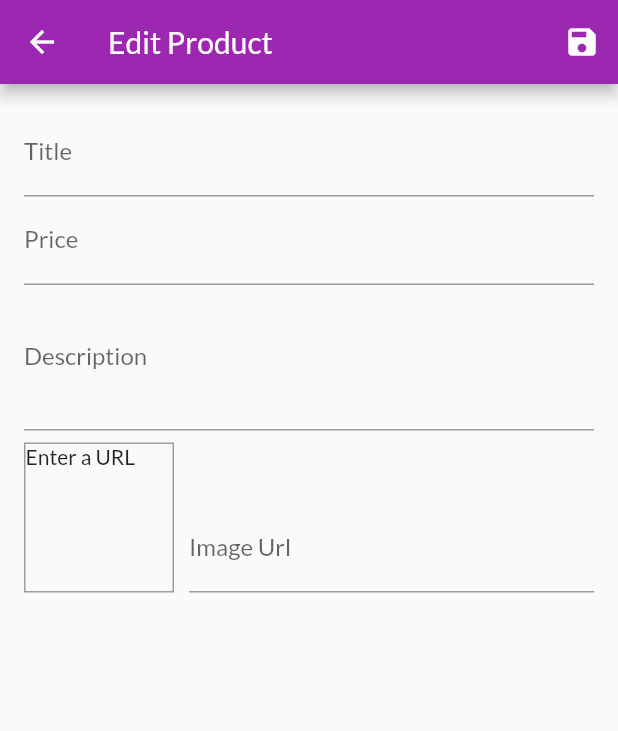
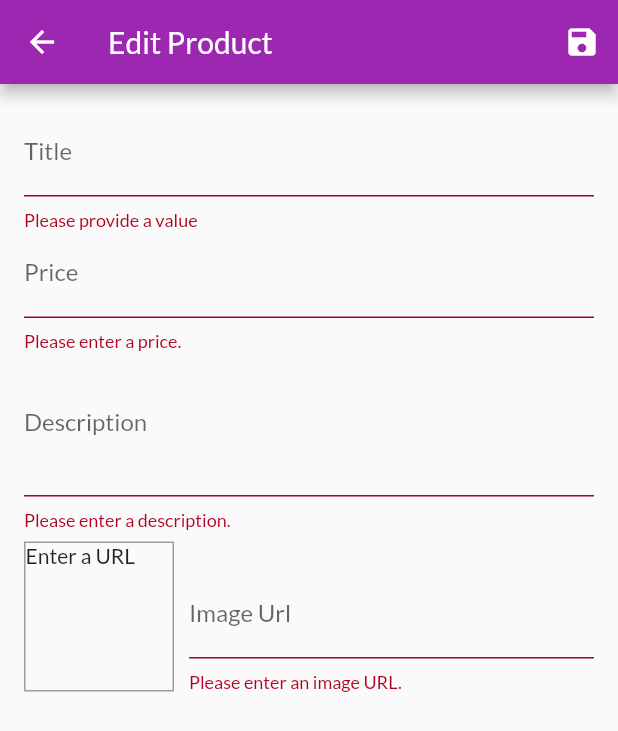
Before and after one commit to KishoreSohanda/ShopMart_app, a Flutter app: the EditProductScreen screen opened by its route, after a tap on the "save" icon, on a phone screen of 412 x 824 dp. Shown: the top 731 px of the screen. Run offline on Flutter 3.47's test engine with Material 2 defaults, Android fonts, the phone set to English and light mode, and no system bars; network calls fail.

Commit message:
added product is now available on userProductScreen, added logic for user to edit or delete a particular product from the userProductScreen .

```diff
--- a/lib/screens/edit_product_screen.dart
+++ b/lib/screens/edit_product_screen.dart
@@ -1,6 +1,8 @@
 import 'package:flutter/material.dart';
+import 'package:provider/provider.dart';
 
 import '../providers/product.dart';
+import '../providers/products.dart';
 
 class EditProductScreen extends StatefulWidget {
   static const routeName = '/edit_product';
@@ -16,8 +18,16 @@
   final _imageUrlFocusNode = FocusNode();
   final _imageUrlController = TextEditingController();
   final _form = GlobalKey<FormState>();
+
   var _editedProduct =
       Product(id: '', title: '', description: '', price: 0, imageUrl: '');
+  var _isInit = true;
+  var _initValues = {
+    'title': '',
+    'description': '',
+    'price': '',
+    'imageUrl': '',
+  };
 
   @override
   void initState() {
@@ -27,6 +37,28 @@
       },
     );
     super.initState();
+  }
+
+  @override
+  void didChangeDependencies() {
+    if (_isInit) {
+      final productId = ModalRoute.of(context)?.settings.arguments;
+      // ignore: unnecessary_null_comparison
+      if (productId != null) {
+        _editedProduct = Provider.of<Products>(context, listen: false)
+            .findById(productId as String);
+        _initValues = {
+          'title': _editedProduct.title,
+          'description': _editedProduct.description,
+          'price': _editedProduct.price.toString(),
+          // 'imageUrl': _editedProduct.imageUrl,
+          'imageUrl': '',
+        };
+        _imageUrlController.text = _editedProduct.imageUrl;
+      }
+    }
+    _isInit = false;
+    super.didChangeDependencies();
   }
 
   @override
@@ -41,17 +73,30 @@
 
   void _updateImageUrl() {
     if (!_imageUrlFocusNode.hasFocus) {
+      if ((!_imageUrlController.text.startsWith('http') &&
+              !_imageUrlController.text.startsWith('https')) ||
+          (!_imageUrlController.text.endsWith('.png') &&
+              !_imageUrlController.text.endsWith('.jpeg') &&
+              !_imageUrlController.text.endsWith('.jpg'))) {
+        return;
+      }
       setState(() {});
     }
   }
 
   void _saveForm() {
+    final isFinal = _form.currentState!.validate();
+    if (!isFinal) {
+      return;
+    }
     _form.currentState!.save();
-    print(_editedProduct.description);
-    print(_editedProduct.title);
-    print(_editedProduct.id);
-    print(_editedProduct.imageUrl);
-    print(_editedProduct.price);
+    if (_editedProduct.id != '') {
+      Provider.of<Products>(context, listen: false)
+          .updateProduct(_editedProduct.id, _editedProduct);
+    } else {
+      Provider.of<Products>(context, listen: false).addProduct(_editedProduct);
+    }
+    Navigator.of(context).pop();
   }
 
   @override
@@ -71,6 +116,7 @@
             child: Column(
               children: [
                 TextFormField(
+                  initialValue: _initValues['title'],
                   decoration: const InputDecoration(labelText: 'Title'),
                   textInputAction: TextInputAction.next,
                   onFieldSubmitted: (_) {
@@ -79,13 +125,21 @@
                   onSaved: (newValue) {
                     _editedProduct = Product(
                         id: _editedProduct.id,
+                        isFavorite: _editedProduct.isFavorite,
                         title: newValue as String,
                         description: _editedProduct.description,
                         price: _editedProduct.price,
                         imageUrl: _editedProduct.imageUrl);
                   },
+                  validator: (value) {
+                    if (value!.isEmpty) {
+                      return 'Please provide a value';
+                    }
+                    return null;
+                  },
                 ),
                 TextFormField(
+                  initialValue: _initValues['price'],
                   decoration: const InputDecoration(labelText: 'Price'),
                   textInputAction: TextInputAction.next,
                   keyboardType: TextInputType.number,
@@ -96,13 +150,27 @@
                   onSaved: (newValue) {
                     _editedProduct = Product(
                         id: _editedProduct.id,
+                        isFavorite: _editedProduct.isFavorite,
                         title: _editedProduct.title,
                         description: _editedProduct.description,
                         price: double.parse(newValue as String),
                         imageUrl: _editedProduct.imageUrl);
                   },
+                  validator: (value) {
+                    if (value!.isEmpty) {
+                      return 'Please enter a price.';
+                    }
+                    if (double.tryParse(value) == null) {
+                      return 'Please enter a valid number.';
+                    }
+                    if (double.parse(value) <= 0) {
+                      return 'Please enter a number greater than zero.';
+                    }
+                    return null;
+                  },
                 ),
                 TextFormField(
+                  initialValue: _initValues['description'],
                   decoration: const InputDecoration(labelText: 'Description'),
                   maxLines: 3,
                   keyboardType: TextInputType.multiline,
@@ -110,10 +178,21 @@
                   onSaved: (newValue) {
                     _editedProduct = Product(
                         id: _editedProduct.id,
+                        isFavorite: _editedProduct.isFavorite,
                         title: _editedProduct.title,
                         description: newValue as String,
                         price: _editedProduct.price,
                         imageUrl: _editedProduct.imageUrl);
+                  },
+                  validator: (value) {
+                    if (value!.isEmpty) {
+                      return 'Please enter a description.';
+                    }
+                    if (value.length < 10) {
+                      return 'Should be at least 10 charcters long.';
+                    }
+
+                    return null;
                   },
                 ),
                 Row(
@@ -146,10 +225,26 @@
                         onSaved: (newValue) {
                           _editedProduct = Product(
                               id: _editedProduct.id,
+                              isFavorite: _editedProduct.isFavorite,
                               title: _editedProduct.title,
                               description: _editedProduct.description,
                               price: _editedProduct.price,
                               imageUrl: newValue as String);
+                        },
+                        validator: (value) {
+                          if (value!.isEmpty) {
+                            return 'Please enter an image URL.';
+                          }
+                          if (!value.startsWith('http') &&
+                              !value.startsWith('https')) {
+                            return 'Please enter a valid URL.';
+                          }
+                          if (!value.endsWith('.png') &&
+                              !value.endsWith('.jpeg') &&
+                              !value.endsWith('.jpg')) {
+                            return 'Please enter a valid image URL.';
+                          }
+                          return null;
                         },
                       ),
                     ),
--- a/lib/screens/user_products_screen.dart
+++ b/lib/screens/user_products_screen.dart
@@ -31,6 +31,7 @@
           itemBuilder: (_, i) => Column(
             children: [
               UserProductItem(
+                productsData.items[i].id,
                 productsData.items[i].title,
                 productsData.items[i].imageUrl,
               ),
--- a/lib/widgets/products_item.dart
+++ b/lib/widgets/products_item.dart
@@ -10,7 +10,7 @@
 
   @override
   Widget build(BuildContext context) {
-    final product = Provider.of<Product>(context, listen: false);
+    final product = Provider.of<Product>(context, listen: true);
     final cart = Provider.of<Cart>(context, listen: false);
     return ClipRRect(
       borderRadius: BorderRadius.circular(10),
```
Also changed, not shown: lib/providers/products.dart (+21 -2 lines), lib/widgets/user_product_item.dart (+35 -3 lines).
